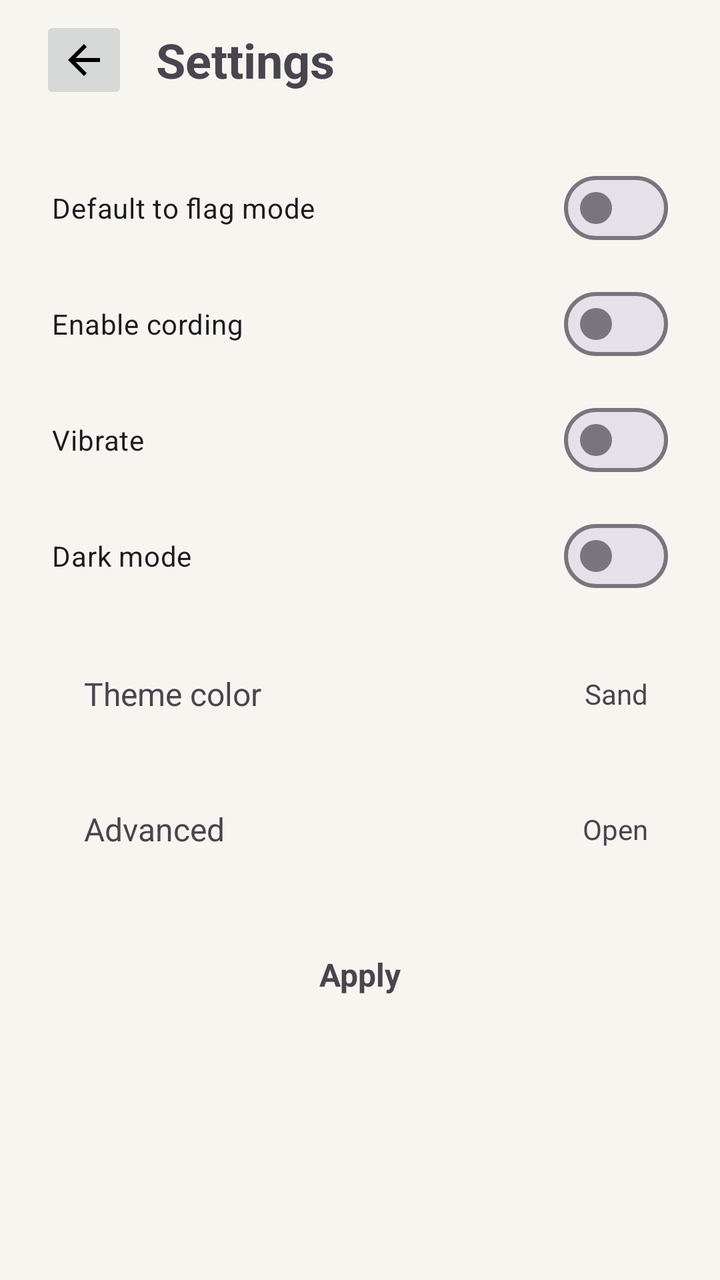
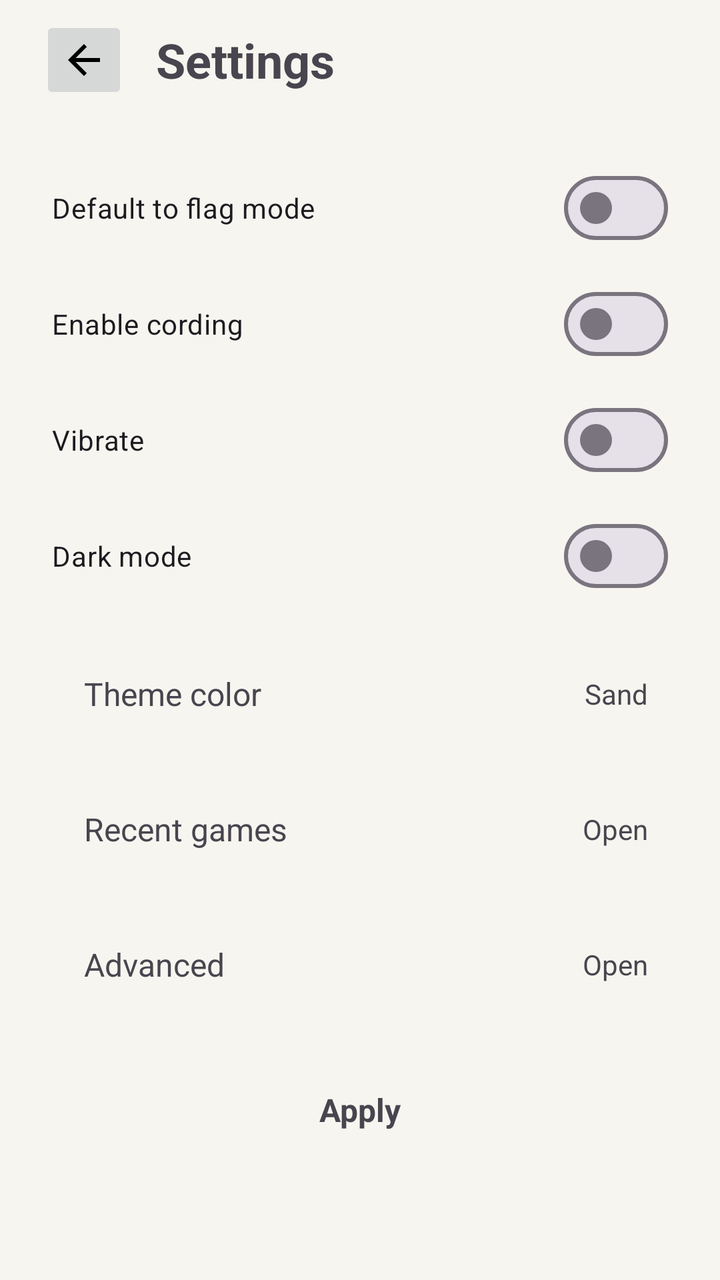

Compare the two renders of this Android layout. The source of the first and the diff that turns it into the second are given below.
<!-- AndroidManifest.xml: application theme Theme.Minesweeper -->
<!-- res/layout/activity_settings.xml -->
<?xml version="1.0" encoding="utf-8"?>
<LinearLayout xmlns:android="http://schemas.android.com/apk/res/android"
    android:layout_width="match_parent"
    android:layout_height="match_parent"
    android:orientation="vertical">

    <LinearLayout
        android:id="@+id/topBar"
        android:layout_width="match_parent"
        android:layout_height="wrap_content"
        android:gravity="center_vertical"
        android:orientation="horizontal"
        android:paddingStart="20dp"
        android:paddingTop="8dp"
        android:paddingEnd="20dp"
        android:paddingBottom="8dp">

        <ImageButton
            android:id="@+id/backButton"
            android:layout_width="44dp"
            android:layout_height="44dp"
            android:src="@drawable/ic_arrow_back_material" />

        <TextView
            android:id="@+id/titleText"
            android:layout_width="0dp"
            android:layout_height="wrap_content"
            android:layout_marginStart="14dp"
            android:layout_weight="1"
            android:text="@string/settings"
            android:textSize="24sp"
            android:textStyle="bold" />
    </LinearLayout>

    <ScrollView
        android:layout_width="match_parent"
        android:layout_height="0dp"
        android:layout_weight="1">

        <LinearLayout
            android:id="@+id/content"
            android:layout_width="match_parent"
            android:layout_height="wrap_content"
            android:orientation="vertical"
            android:padding="20dp">

            <com.google.android.material.materialswitch.MaterialSwitch
                android:id="@+id/flagModeDefault"
                android:layout_width="match_parent"
                android:layout_height="wrap_content"
                android:paddingStart="6dp"
                android:paddingEnd="6dp"
                android:switchPadding="14dp"
                android:text="@string/flag_mode_default" />

            <com.google.android.material.materialswitch.MaterialSwitch
                android:id="@+id/enableCording"
                android:layout_width="match_parent"
                android:layout_height="wrap_content"
                android:layout_marginTop="10dp"
                android:paddingStart="6dp"
                android:paddingEnd="6dp"
                android:switchPadding="14dp"
                android:text="@string/enable_cording" />

            <com.google.android.material.materialswitch.MaterialSwitch
                android:id="@+id/vibrateEnabled"
                android:layout_width="match_parent"
                android:layout_height="wrap_content"
                android:layout_marginTop="10dp"
                android:paddingStart="6dp"
                android:paddingEnd="6dp"
                android:switchPadding="14dp"
                android:text="@string/vibrate_enabled" />

            <com.google.android.material.materialswitch.MaterialSwitch
                android:id="@+id/darkTheme"
                android:layout_width="match_parent"
                android:layout_height="wrap_content"
                android:layout_marginTop="10dp"
                android:paddingStart="6dp"
                android:paddingEnd="6dp"
                android:switchPadding="14dp"
                android:text="@string/dark_theme" />

            <LinearLayout
                android:id="@+id/themeRow"
                android:layout_width="match_parent"
                android:layout_height="wrap_content"
                android:layout_marginTop="18dp"
                android:gravity="center_vertical"
                android:orientation="horizontal"
                android:paddingStart="22dp"
                android:paddingTop="16dp"
                android:paddingEnd="16dp"
                android:paddingBottom="16dp">

                <TextView
                    android:id="@+id/themeLabel"
                    android:layout_width="0dp"
                    android:layout_height="wrap_content"
                    android:layout_weight="1"
                    android:text="@string/theme_color"
                    android:textSize="16sp" />

                <TextView
                    android:id="@+id/themeValue"
                    android:layout_width="wrap_content"
                    android:layout_height="wrap_content"
                    android:text="Sand"
                    android:textSize="14sp" />
            </LinearLayout>

            <LinearLayout
                android:id="@+id/advancedRow"
                android:layout_width="match_parent"
                android:layout_height="wrap_content"
                android:layout_marginTop="14dp"
                android:gravity="center_vertical"
                android:orientation="horizontal"
                android:paddingStart="22dp"
                android:paddingTop="16dp"
                android:paddingEnd="16dp"
                android:paddingBottom="16dp">

                <TextView
                    android:id="@+id/advancedText"
                    android:layout_width="0dp"
                    android:layout_height="wrap_content"
                    android:layout_weight="1"
                    android:text="@string/advanced"
                    android:textSize="16sp" />

                <TextView
                    android:id="@+id/advancedValue"
                    android:layout_width="wrap_content"
                    android:layout_height="wrap_content"
                    android:text="@string/open"
                    android:textSize="14sp" />
            </LinearLayout>

            <TextView
                android:id="@+id/applyButton"
                android:layout_width="match_parent"
                android:layout_height="52dp"
                android:layout_marginTop="20dp"
                android:gravity="center"
                android:text="@string/apply"
                android:textSize="16sp"
                android:textStyle="bold" />
        </LinearLayout>
    </ScrollView>

</LinearLayout>
<!-- resources referenced by this layout -->
<resources>
  <!-- drawable ic_arrow_back_material (drawable) -->
  <?xml version="1.0" encoding="utf-8"?>
  <vector xmlns:android="http://schemas.android.com/apk/res/android"
      android:width="24dp"
      android:height="24dp"
      android:viewportWidth="24"
      android:viewportHeight="24">
      <path
          android:fillColor="#FF000000"
          android:pathData="M20,11H7.83l5.59,-5.59L12,4l-8,8l8,8l1.41,-1.41L7.83,13H20z" />
  </vector>
  <string name="advanced">Advanced</string>
  <string name="apply">Apply</string>
  <string name="dark_theme">Dark mode</string>
  <string name="enable_cording">Enable cording</string>
  <string name="flag_mode_default">Default to flag mode</string>
  <string name="open">Open</string>
  <string name="settings">Settings</string>
  <string name="theme_color">Theme color</string>
  <string name="vibrate_enabled">Vibrate</string>
  <style name="Theme.Minesweeper" parent="Theme.Material3.Light.NoActionBar">
          <item name="android:windowBackground">@color/app_background</item>
          <item name="android:statusBarColor">@color/app_background</item>
          <item name="android:navigationBarColor">@color/app_background</item>
          <item name="android:windowLightStatusBar">true</item>
          <item name="android:windowLightNavigationBar">true</item>
          <item name="android:fontFamily">sans-serif</item>
          <item name="colorPrimary">@color/accent</item>
          <item name="colorSurface">@color/panel</item>
          <item name="android:windowAnimationStyle">@null</item>
          <item name="materialAlertDialogTheme">@style/Minesweeper.Dialog</item>
      </style>
  <color name="app_background">#F7F5EF</color>
  <color name="accent">#7CA7C7</color>
  <color name="panel">#EFEBE2</color>
  <style name="Minesweeper.Dialog" parent="ThemeOverlay.Material3.MaterialAlertDialog">
          <item name="backgroundTint">@color/panel</item>
      </style>
</resources>

<!-- the commit's change to res/layout/activity_settings.xml (unified diff, before → after) -->
@@ -112,6 +112,34 @@
             </LinearLayout>
 
             <LinearLayout
+                android:id="@+id/recentGamesRow"
+                android:layout_width="match_parent"
+                android:layout_height="wrap_content"
+                android:layout_marginTop="14dp"
+                android:gravity="center_vertical"
+                android:orientation="horizontal"
+                android:paddingStart="22dp"
+                android:paddingTop="16dp"
+                android:paddingEnd="16dp"
+                android:paddingBottom="16dp">
+
+                <TextView
+                    android:id="@+id/recentGamesText"
+                    android:layout_width="0dp"
+                    android:layout_height="wrap_content"
+                    android:layout_weight="1"
+                    android:text="@string/recent_games"
+                    android:textSize="16sp" />
+
+                <TextView
+                    android:id="@+id/recentGamesValue"
+                    android:layout_width="wrap_content"
+                    android:layout_height="wrap_content"
+                    android:text="@string/open"
+                    android:textSize="14sp" />
+            </LinearLayout>
+
+            <LinearLayout
                 android:id="@+id/advancedRow"
                 android:layout_width="match_parent"
                 android:layout_height="wrap_content"
<!-- resource entries referenced after the edit -->
@@ -17,6 +17,7 @@
   <string name="enable_cording">Enable cording</string>
   <string name="flag_mode_default">Default to flag mode</string>
   <string name="open">Open</string>
+  <string name="recent_games">Recent games</string>
   <string name="settings">Settings</string>
   <string name="theme_color">Theme color</string>
   <string name="vibrate_enabled">Vibrate</string>
